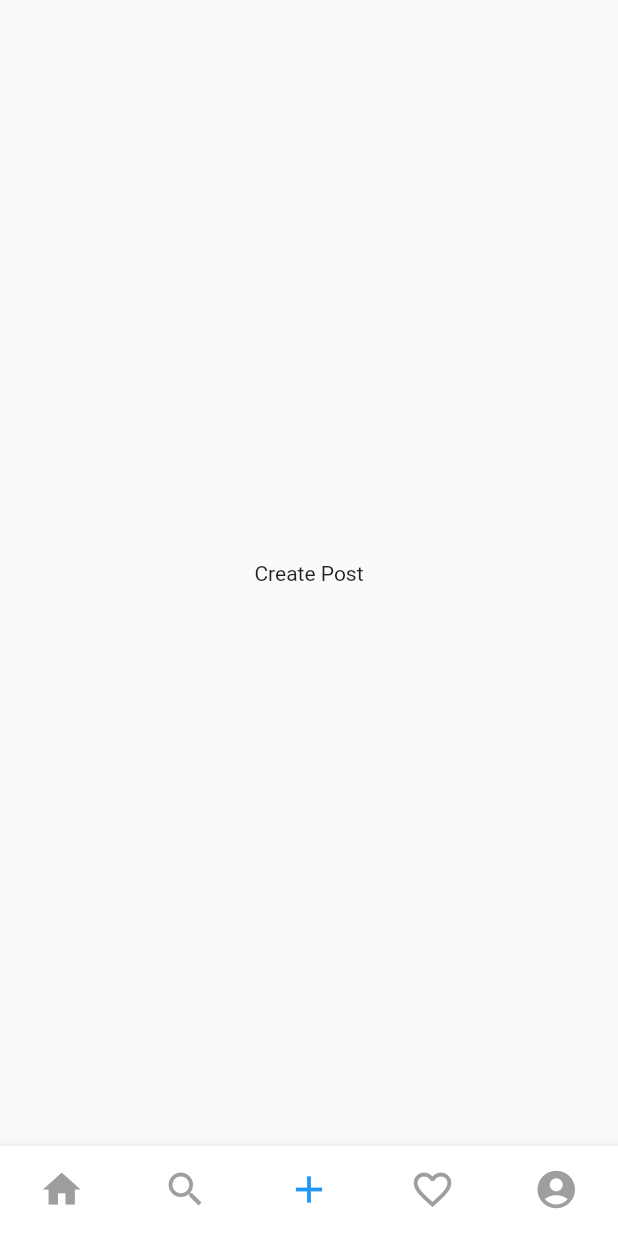
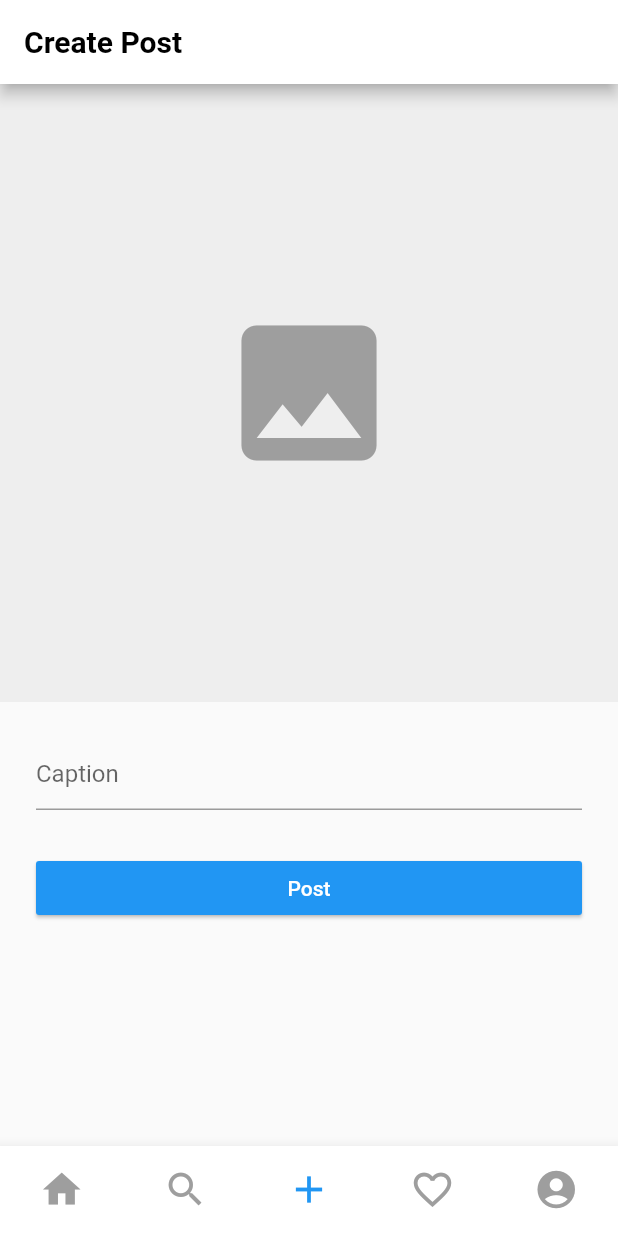
Before and after one commit to adeelzahid1/instagram_bloc, a Flutter app: the screen it shows once a user with an empty profile is signed in, item 3 of the bottom bar chosen, on a phone screen of 412 x 824 dp. Run offline on Flutter 3.47's test engine with Material 2 defaults, Android fonts, the phone set to English and light mode, and no system bars; our stand-ins replace bloc, cached_network_image, cloud_firestore, equatable, firebase_auth, firebase_core and 4 more; accounts and stored records are empty.

Commit message:
create post screen added

```diff
--- a/lib/main.dart
+++ b/lib/main.dart
@@ -8,6 +8,7 @@ import 'package:instagram_bloc/blocs/simple_bloc_observer.dart';
 import 'package:instagram_bloc/config/custom_routes.dart';
 import 'package:firebase_core/firebase_core.dart';
 import 'package:instagram_bloc/repositories/auth_repository.dart';
+import 'package:instagram_bloc/repositories/post/post_repository.dart';
 import 'package:instagram_bloc/repositories/storage/storage_repository.dart';
 import 'package:instagram_bloc/repositories/user/base_user_repository.dart';
 import 'package:instagram_bloc/screens/splash.dart';
@@ -41,6 +42,7 @@ class MyApp extends StatelessWidget {
 
         RepositoryProvider<StorageRepository>(create: (_) => StorageRepository()),
 
+         RepositoryProvider<PostRepository>( create: (_) => PostRepository(),),
 
       ],
       child: MultiBlocProvider(
--- a/lib/screens/create_post/create_post_screen.dart
+++ b/lib/screens/create_post/create_post_screen.dart
@@ -1,14 +1,117 @@
+import 'dart:io';
+
 import 'package:flutter/material.dart';
+import 'package:flutter_bloc/flutter_bloc.dart';
+import 'package:image_cropper/image_cropper.dart';
+import 'package:instagram_bloc/helpers/image_helper.dart';
+import 'package:instagram_bloc/screens/create_post/cubit/create_post_cubit.dart';
+import 'package:instagram_bloc/utils/error_dialog.dart';
 
 class CreatePostScreen extends StatelessWidget {
   static const String routeName = '/createPost';
+  final GlobalKey<FormState> _formKey = GlobalKey<FormState>();
+
+  CreatePostScreen({Key? key}) : super(key: key);
 
   @override
   Widget build(BuildContext context) {
-    return Scaffold(
-      body: Center(
-        child: Text('Create Post'),
+       return GestureDetector(
+      onTap: () => FocusScope.of(context).unfocus(),
+      child: Scaffold(
+        appBar: AppBar(
+          title: const Text('Create Post'),
+        ),
+        body: BlocConsumer<CreatePostCubit, CreatePostState>(
+          listener: (context, state) {
+            if (state.status == CreatePostStatus.success) {
+              _formKey.currentState!.reset();
+              context.read<CreatePostCubit>().reset();
+
+              ScaffoldMessenger.of(context).showSnackBar(
+                const SnackBar(
+                  backgroundColor: Colors.green,
+                  duration: Duration(seconds: 1),
+                  content: Text('Post Created'),
+                ),
+              );
+            } else if (state.status == CreatePostStatus.error) {
+              showDialog(
+                context: context,
+                builder: (context) =>
+                    ErrorDialog(e: state.failure),
+              );
+            }
+          },
+          builder: (context, state) {
+            return SingleChildScrollView(
+              child: Column(
+                children: [
+                  GestureDetector(
+                    onTap: () => _selectPostImage(context),
+                    child: Container(
+                      height: MediaQuery.of(context).size.height / 2,
+                      width: double.infinity,
+                      color: Colors.grey[200],
+                      child: state.postImage != null
+                          ? Image.file(state.postImage!, fit: BoxFit.cover)
+                          : const Icon( Icons.image, color: Colors.grey, size: 120.0,),
+                    ),
+                  ),
+                  if (state.status == CreatePostStatus.submitting)
+                    const LinearProgressIndicator(),
+                  Padding(
+                    padding: const EdgeInsets.all(24.0),
+                    child: Form(
+                      key: _formKey,
+                      child: Column(
+                        crossAxisAlignment: CrossAxisAlignment.stretch,
+                        children: [
+                          TextFormField(
+                            decoration: const InputDecoration(hintText: 'Caption'),
+                            onChanged: (value) => context.read<CreatePostCubit>().captionChanged(value),
+                            validator: (value) => value!.trim().isEmpty
+                                ? 'Caption cannot be empty.'
+                                : null,
+                          ),
+                          const SizedBox(height: 28.0),
+                          RaisedButton(
+                            elevation: 1.0,
+                            color: Theme.of(context).primaryColor,
+                            textColor: Colors.white,
+                            onPressed: () => _submitForm(context, state.postImage!,
+                              state.status == CreatePostStatus.submitting,
+                            ),
+                            child: const Text('Post'),
+                          ),
+                        ],
+                      ),
+                    ),
+                  ),
+                ],
+              ),
+            );
+          },
+        ),
       ),
     );
   }
+
+
+  void _selectPostImage(BuildContext context) async {
+    final pickedFile = await ImageHelper().pickImageFromGallery(context: context,
+    cropStyle: CropStyle.rectangle,
+      title: 'Create Post',
+    );
+    if (pickedFile != null) {
+      context.read<CreatePostCubit>().postImageChanged(pickedFile);
+    }
+  }
+
+  void _submitForm(BuildContext context, File? postImage, bool isSubmitting) {
+    if (_formKey.currentState!.validate() &&
+        postImage != null && !isSubmitting) {
+      context.read<CreatePostCubit>().submit();
+    }
+  }
+
 }
--- a/lib/screens/edit_profile/edit_profile_screen.dart
+++ b/lib/screens/edit_profile/edit_profile_screen.dart
@@ -137,9 +137,7 @@ class EditProfileScreen extends StatelessWidget {
     );
     if (pickedFile != null) {
 
-      context
-          .read<EditProfileCubit>()
-          .profileImageChanged(File(pickedFile.path));
+      context.read<EditProfileCubit>().profileImageChanged(pickedFile);
     }
 
      }catch(e){
--- a/lib/screens/nav/widgets/tab_navigator.dart
+++ b/lib/screens/nav/widgets/tab_navigator.dart
@@ -3,8 +3,11 @@ import 'package:flutter_bloc/flutter_bloc.dart';
 import 'package:instagram_bloc/blocs/auth/auth_bloc.dart';
 import 'package:instagram_bloc/config/custom_routes.dart';
 import 'package:instagram_bloc/enums/bottom_nav_item.dart';
+import 'package:instagram_bloc/repositories/post/post_repository.dart';
+import 'package:instagram_bloc/repositories/storage/storage_repository.dart';
 import 'package:instagram_bloc/repositories/user/base_user_repository.dart';
 import 'package:instagram_bloc/screens/create_post/create_post_screen.dart';
+import 'package:instagram_bloc/screens/create_post/cubit/create_post_cubit.dart';
 import 'package:instagram_bloc/screens/feed/feed_screen.dart';
 import 'package:instagram_bloc/screens/notifications/notifications.dart';
 import 'package:instagram_bloc/screens/profile/bloc/profile_bloc.dart';
@@ -53,7 +56,14 @@ class TabNavigator extends StatelessWidget {
       case BottomNavItem.search:
         return SearchScreen();
       case BottomNavItem.create:
-        return CreatePostScreen();
+        return BlocProvider<CreatePostCubit>(
+          create: (context) => CreatePostCubit(
+            postRepository: context.read<PostRepository>(),
+            storageRepository: context.read<StorageRepository>(),
+            authBloc: context.read<AuthBloc>(),
+          ),
+          child: CreatePostScreen(),
+        );
       case BottomNavItem.notifications:
         return NotificationsScreen();
       case BottomNavItem.profile:
```
